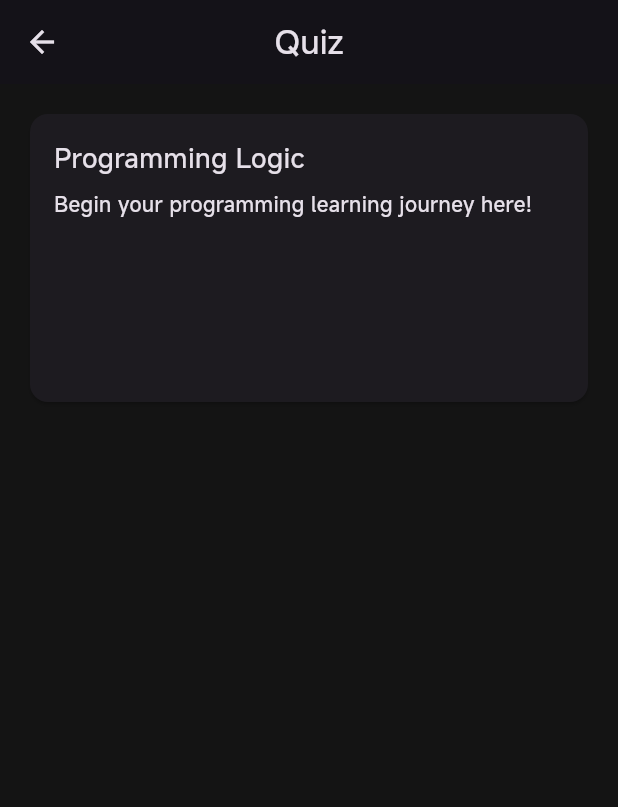
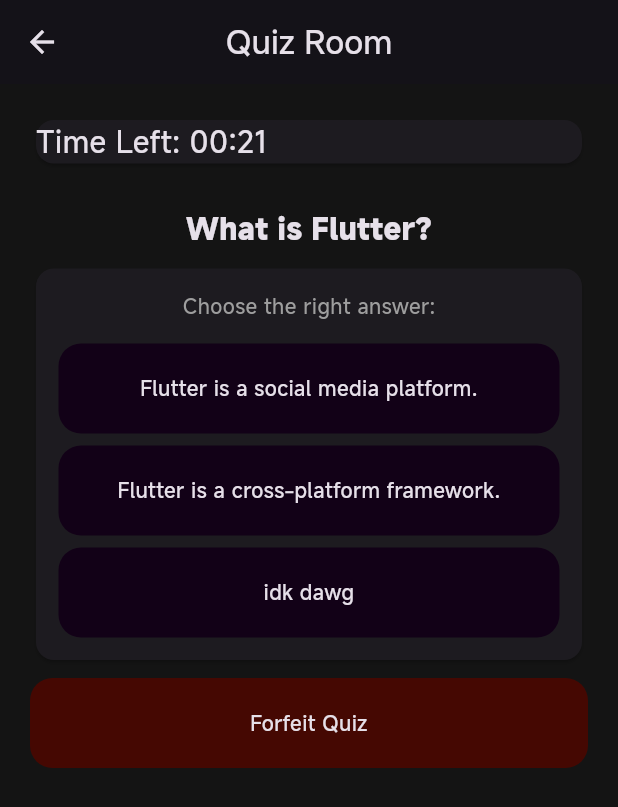
Before and after one commit to AzkaLufthansa/StudyO, a Flutter app: the Quiz screen opened by its route, after a tap on "Programming Logic", on a phone screen of 412 x 824 dp. Shown: the top 807 px of the screen. Run offline on Flutter 3.47's test engine with Material 3 defaults, Android fonts, the phone set to English and light mode, and no system bars; our stand-ins replace flutter_bloc, flutter_smart_dialog, get, get_it, google_sign_in, supabase_flutter; missing offline and left inert: flash_card; accounts and stored records are empty.

Commit message:
feat: add quiz room

```diff
--- a/lib/routes/routes.dart
+++ b/lib/routes/routes.dart
@@ -5,6 +5,7 @@ import 'package:study_o/screens/classroom_search.dart';
 import 'package:study_o/screens/flashcard_page.dart';
 import 'package:study_o/screens/login_page.dart';
 import 'package:study_o/screens/material.dart';
+import 'package:study_o/screens/quiz_room.dart';
 import 'package:study_o/screens/tutorial.dart';
 
 import '../screens/classroom.dart';
@@ -32,6 +33,7 @@ class AppRoutes {
     GetPage(name: '/classroom_search', page: () => ClassroomSearch()),
     GetPage(name: '/material', page: () => Material()),
     GetPage(name: '/quiz', page: () => Quiz()),
+    GetPage(name: '/quiz_room', page: () => QuizRoom()),
     GetPage(name: '/tutorial', page: () => Tutorial()),
     GetPage(name: '/flashcard', page: () => FlashcardPage()),
   ];
--- a/lib/screens/quiz.dart
+++ b/lib/screens/quiz.dart
@@ -28,7 +28,7 @@ class Quiz extends StatelessWidget {
                 clipBehavior: Clip.hardEdge, // Ensures ripple stays within rounded edges
                 child: InkWell(
                   onTap: () {
-                    print('Card tapped!');
+                    Get.toNamed('/quiz_room');
                   },
                   splashColor: Colors.blue.withOpacity(0.2),
                   borderRadius: BorderRadius.circular(12),
--- /dev/null
+++ b/lib/screens/quiz_room.dart
@@ -0,0 +1,210 @@
+import 'package:flutter/material.dart';
+import 'package:get/get.dart';
+import 'package:study_o/utils/app_colors.dart';
+import 'package:study_o/utils/dimens.dart';
+
+class QuizRoom extends StatelessWidget {
+  const QuizRoom({super.key});
+
+  @override
+  Widget build(BuildContext context) {
+    return Scaffold(
+      backgroundColor: AppColors.primaryColor,
+      appBar: AppBar(
+        title: const Text('Quiz Room'),
+        centerTitle: true,
+      ),
+      body: Container(
+        margin: const EdgeInsets.all(AppDimens.marginPaddingLarge),
+        child: Column(
+          crossAxisAlignment: CrossAxisAlignment.center,
+          children: [
+            Card(
+              child: Row(
+                crossAxisAlignment: CrossAxisAlignment.center,
+                children: [
+                  Text('Time Left: ', style: TextStyle(fontSize: 20),),
+                  Text('00:21', style: TextStyle(fontSize: 20),)
+                ],
+              ),
+            ),
+            SizedBox(height: 25,),
+            Text(
+              'What is Flutter?',
+              textAlign: TextAlign.center,
+              style: TextStyle(
+                fontSize: 20,
+                fontWeight: FontWeight.bold,
+              ),
+            ),
+            const SizedBox(height: 8),
+            Card(
+              child: Container(
+                padding: const EdgeInsets.all(AppDimens.marginPaddingMedium),
+                width: double.infinity,
+                child: Column(
+                  crossAxisAlignment: CrossAxisAlignment.center,
+                  children: [
+                    const Text(
+                      'Choose the right answer:',
+                      style: TextStyle(color: Colors.grey),
+                    ),
+                    const SizedBox(height: AppDimens.marginPaddingMedium,),
+                    Container(
+                      width: double.infinity,
+                      child: Material(
+                        color: const Color.fromARGB(255, 18, 1, 23),
+                        borderRadius: BorderRadius.circular(15),
+                        child: InkWell(
+                          onTap: () {
+
+                          },
+                          splashColor: Colors.blue.withOpacity(0.2),
+                          borderRadius: BorderRadius.circular(12),
+                          child: Padding(
+                            padding: const EdgeInsets.all(AppDimens.marginPaddingLarge),
+                            child: Text('Flutter is a social media platform.', textAlign: TextAlign.center,),
+                            ),
+                        ),
+                      )
+                    ),
+                    const SizedBox(height: AppDimens.marginPaddingSmallXX,),
+                    Container(
+                      width: double.infinity,
+                      child: Material(
+                        color: const Color.fromARGB(255, 18, 1, 23),
+                        borderRadius: BorderRadius.circular(15),
+                        child: InkWell(
+                          onTap: () {
+
+                          },
+                          splashColor: Colors.blue.withOpacity(0.2),
+                          borderRadius: BorderRadius.circular(12),
+                          child: Padding(
+                            padding: const EdgeInsets.all(AppDimens.marginPaddingLarge),
+                            child: Text('Flutter is a cross-platform framework.', textAlign: TextAlign.center,),
+                            ),
+                        ),
+                      )
+                    ),
+                    const SizedBox(height: AppDimens.marginPaddingSmallXX,),
+                    SizedBox(
+                      width: double.infinity,
+                      child: Material(
+                        color: const Color.fromARGB(255, 18, 1, 23),
+                        borderRadius: BorderRadius.circular(15),
+                        child: InkWell(
+                          onTap: () {
+
+                          },
+                          splashColor: Colors.blue.withOpacity(0.2),
+                          borderRadius: BorderRadius.circular(12),
+                          child: Padding(
+                            padding: const EdgeInsets.all(AppDimens.marginPaddingLarge),
+                            child: Text('idk dawg', textAlign: TextAlign.center,),
+                            ),
+                        ),
+                      )
+                    ),
+                    // const SizedBox(height: AppDimens.marginPaddingSmall,),
+                    // Card(
+                    //   color: const Color.fromARGB(255, 18, 1, 23),
+                    //   child: Container(
+                    //     padding: EdgeInsets.all(AppDimens.marginPaddingSmall),
+                    //     width: double.infinity,
+                    //     child: Column(
+                    //       children: [
+                    //         Text("Who's in this classroom", textAlign: TextAlign.center,),
+                    //         const SizedBox(height: 8),
+                    //         Card(
+                    //           color: const Color.fromARGB(255, 2, 4, 52),
+                    //           child: Container(
+                    //             padding: EdgeInsets.all(AppDimens.marginPaddingSmall),
+                    //             width: double.infinity,
+                    //             child: Row(
+                    //               mainAxisAlignment: MainAxisAlignment.spaceBetween,
+                    //               children: [
+                    //                 Expanded(
+                    //                   child: Text(
+                    //                     'M. Arizal Maulana',
+                    //                     overflow: TextOverflow.clip,
+                    //                   ),
+                    //                 ),
+                    //                 Container(
+                    //                   padding: EdgeInsets.symmetric(horizontal: 12, vertical: 6),
+                    //                   decoration: BoxDecoration(
+                    //                     borderRadius: BorderRadius.circular(25),
+                    //                     color: const Color.fromARGB(255, 6, 9, 117)
+                    //                     ), // optional background)
+                    //                   child: Text(
+                    //                     'Teacher',
+                    //                     textAlign: TextAlign.center,
+                    //                   ),
+                    //                 )
+                    //               ],
+                    //             )
+                    //             ),
+                    //           ),
+                    //           Card(
+                    //           color: const Color.fromARGB(255, 40, 2, 52),
+                    //           child: Container(
+                    //             padding: EdgeInsets.all(AppDimens.marginPaddingSmall),
+                    //             width: double.infinity,
+                    //             child: Row(
+                    //               mainAxisAlignment: MainAxisAlignment.spaceBetween,
+                    //               children: [
+                    //                 Expanded(
+                    //                   child: Text(
+                    //                     'Dimastio Setiawan',
+                    //                     overflow: TextOverflow.clip,
+                    //                   ),
+                    //                 ),
+                    //                 const SizedBox(width: AppDimens.marginPaddingSmall,),
+                    //                 Container(
+                    //                   padding: EdgeInsets.symmetric(horizontal: 12, vertical: 6),
+                    //                   decoration: BoxDecoration(
+                    //                     borderRadius: BorderRadius.circular(25),
+                    //                     color: const Color.fromARGB(255, 105, 1, 114)
+                    //                     ), // optional background)
+                    //                   child: Text(
+                    //                     '10 pts',
+                    //                     textAlign: TextAlign.center,
+                    //                   ),
+                    //                 )
+                    //               ],
+                    //             )
+                    //             ),
+                    //           ),
+                    //         ]
+                    //       )
+                    //     )
+                    //   ),
+                  ],
+                ),
+              ),
+            ),
+            const SizedBox(height: AppDimens.marginPaddingSmallXX,),
+              SizedBox(
+                width: double.infinity,
+                child: Material(
+                  color: const Color.fromARGB(255, 69, 8, 2),
+                  borderRadius: BorderRadius.circular(15),
+                  child: InkWell(
+                    onTap: () {
+
+                    },
+                    splashColor: Colors.blue.withOpacity(0.2),
+                    borderRadius: BorderRadius.circular(12),
+                    child: Padding(
+                      padding: const EdgeInsets.all(AppDimens.marginPaddingLarge),
+                      child: Text('Forfeit Quiz', textAlign: TextAlign.center,),
+                      ),
+                  ),
+                )
+              ),
+          ],
+        ),
+      ),
+    );
+  }
+}
```
Also changed, not shown: lib/widgets/quiz/answer_buttons.dart (added, +67 -0 lines).
